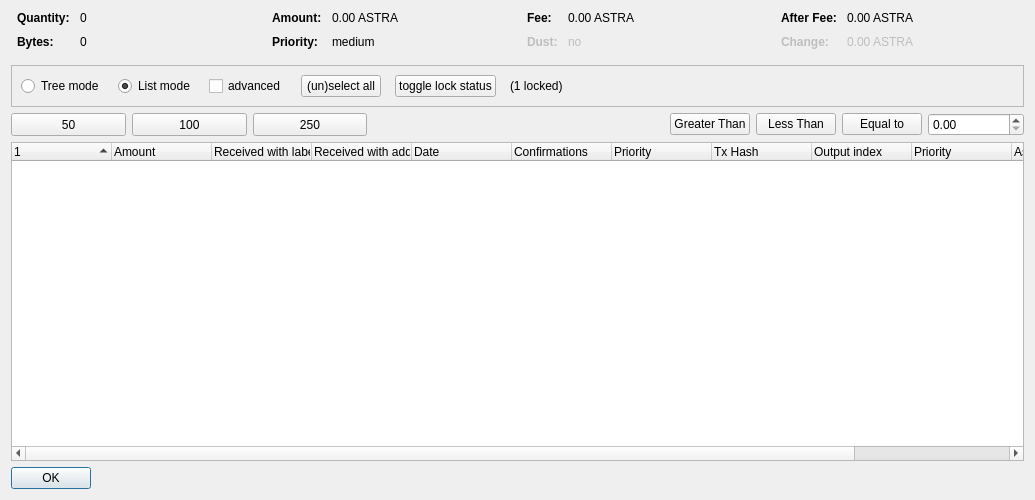
KingricharVD/astra, file src/qt/forms/coincontroldialog.ui: the form before one commit.
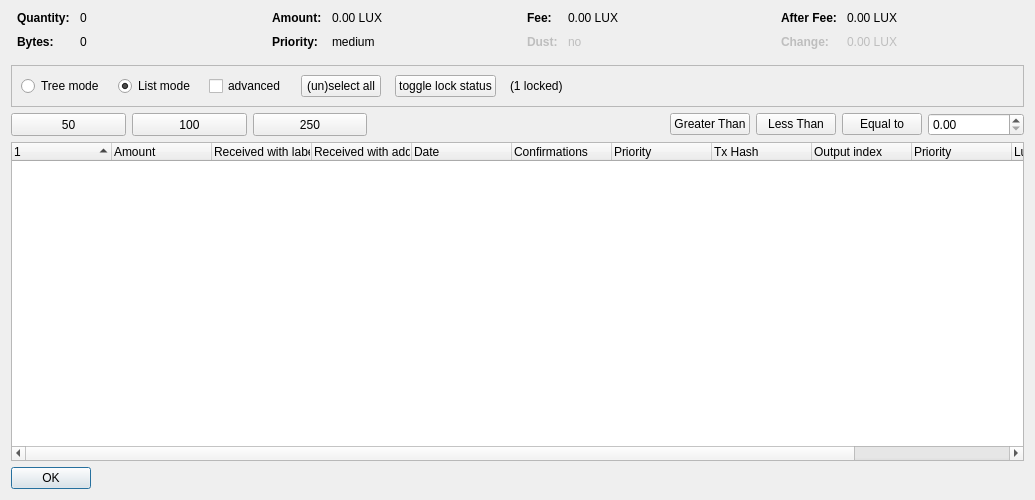
The form after the commit. Custom widgets are drawn as their Qt base class.

```diff
--- a/src/qt/forms/coincontroldialog.ui
+++ b/src/qt/forms/coincontroldialog.ui
@@ -132,7 +132,7 @@
           <enum>Qt::ActionsContextMenu</enum>
          </property>
          <property name="text">
-          <string notr="true">0.00 ASTRA</string>
+          <string notr="true">0.00 LUX</string>
          </property>
          <property name="textInteractionFlags">
           <set>Qt::LinksAccessibleByMouse|Qt::TextSelectableByKeyboard|Qt::TextSelectableByMouse</set>
@@ -206,7 +206,7 @@
           <enum>Qt::ActionsContextMenu</enum>
          </property>
          <property name="text">
-          <string notr="true">0.00 ASTRA</string>
+          <string notr="true">0.00 LUX</string>
          </property>
          <property name="textInteractionFlags">
           <set>Qt::LinksAccessibleByMouse|Qt::TextSelectableByKeyboard|Qt::TextSelectableByMouse</set>
@@ -286,7 +286,7 @@
           <enum>Qt::ActionsContextMenu</enum>
          </property>
          <property name="text">
-          <string notr="true">0.00 ASTRA</string>
+          <string notr="true">0.00 LUX</string>
          </property>
          <property name="textInteractionFlags">
           <set>Qt::LinksAccessibleByMouse|Qt::TextSelectableByKeyboard|Qt::TextSelectableByMouse</set>
@@ -321,7 +321,7 @@
           <enum>Qt::ActionsContextMenu</enum>
          </property>
          <property name="text">
-          <string notr="true">0.00 ASTRA</string>
+          <string notr="true">0.00 LUX</string>
          </property>
          <property name="textInteractionFlags">
           <set>Qt::LinksAccessibleByMouse|Qt::TextSelectableByKeyboard|Qt::TextSelectableByMouse</set>
@@ -616,7 +616,7 @@
      </column>
      <column>
       <property name="text">
-       <string>Astrasend Rounds</string>
+       <string>Luxsend Rounds</string>
       </property>
      </column>
      <column>
```
